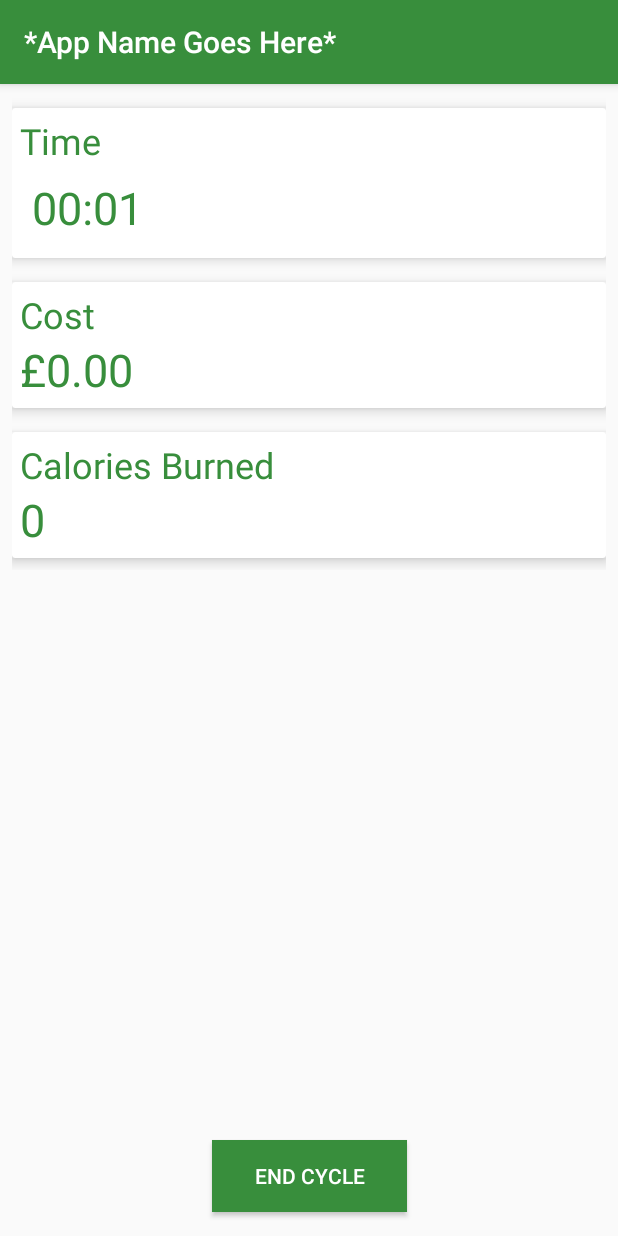
After one commit to gerardward3/mobhci, an Android app: the CycleProgressScreen screen opened directly, with no data from a screen before it, on a phone screen of 412 x 824 dp. The commit adds this screen. Run offline under Robolectric (Android 15) with nearby library versions, the phone set to English and light mode, and no system bars.

Commit message:
Adds cycle progress screen and updates colours.

```diff
--- a/app/build.gradle
+++ b/app/build.gradle
@@ -29,4 +29,5 @@ dependencies {
     testImplementation 'junit:junit:4.12'
     androidTestImplementation 'com.android.support.test:runner:1.0.2'
     androidTestImplementation 'com.android.support.test.espresso:espresso-core:3.0.2'
+    implementation 'com.android.support:cardview-v7:27.1.1'
 }
--- a/app/src/main/AndroidManifest.xml
+++ b/app/src/main/AndroidManifest.xml
@@ -38,7 +38,8 @@
         </activity>
         <activity android:name=".UnlockBike" />
         <activity android:name=".QrCodeScanner" />
-        <activity android:name=".CodeAcceptedScreen"></activity>
+        <activity android:name=".CodeAcceptedScreen" />
+        <activity android:name=".CycleProgressScreen"></activity>
     </application>
 
 </manifest>
--- a/app/src/main/java/com/example/teamnaji/mhci/CodeAcceptedScreen.java
+++ b/app/src/main/java/com/example/teamnaji/mhci/CodeAcceptedScreen.java
@@ -22,7 +22,7 @@ public class CodeAcceptedScreen extends AppCompatActivity {
         bikeCodeText.setText("Bike " + bikeCode + " unlocked!");
     }
 
-    public void launchHome(View v){
-        startActivity(new Intent(CodeAcceptedScreen.this, HomeActivity.class));
+    public void launchCycle(View v){
+        startActivity(new Intent(CodeAcceptedScreen.this, CycleProgressScreen.class));
     }
 }
--- /dev/null
+++ b/app/src/main/java/com/example/teamnaji/mhci/CycleProgressScreen.java
@@ -0,0 +1,24 @@
+package com.example.teamnaji.mhci;
+
+import android.content.Intent;
+import android.support.v7.app.AppCompatActivity;
+import android.os.Bundle;
+import android.view.View;
+import android.widget.Chronometer;
+
+public class CycleProgressScreen extends AppCompatActivity {
+
+    @Override
+    protected void onCreate(Bundle savedInstanceState) {
+        super.onCreate(savedInstanceState);
+        setContentView(R.layout.activity_cycle_progress_screen);
+
+        Chronometer timer = (Chronometer) findViewById(R.id.timer);
+
+        timer.start();
+    }
+
+    public void endCycle(View v){
+        startActivity(new Intent(CycleProgressScreen.this, HomeActivity.class));
+    }
+}
--- a/app/src/main/res/layout/activity_code_accepted_screen.xml
+++ b/app/src/main/res/layout/activity_code_accepted_screen.xml
@@ -17,6 +17,7 @@
         android:layout_marginRight="8dp"
         android:layout_marginBottom="8dp"
         android:text="Bike unlocked!"
+        android:textColor="@color/colorPrimary"
         app:layout_constraintBottom_toBottomOf="parent"
         app:layout_constraintEnd_toEndOf="parent"
         app:layout_constraintStart_toStartOf="parent"
@@ -39,7 +40,8 @@
 
     <Button
         android:id="@+id/button6"
-        android:layout_width="wrap_content"
+        style="@style/Widget.AppCompat.Button"
+        android:layout_width="130dp"
         android:layout_height="wrap_content"
         android:layout_marginStart="8dp"
         android:layout_marginLeft="8dp"
@@ -47,11 +49,14 @@
         android:layout_marginEnd="8dp"
         android:layout_marginRight="8dp"
         android:layout_marginBottom="8dp"
-        android:onClick="launchHome"
-        android:text="Home"
+        android:background="@color/colorPrimary"
+        android:onClick="launchCycle"
+        android:text="Begin journey"
+        android:textColor="@color/cardview_light_background"
         app:layout_constraintBottom_toBottomOf="parent"
         app:layout_constraintEnd_toEndOf="parent"
         app:layout_constraintStart_toStartOf="parent"
-        app:layout_constraintTop_toBottomOf="@+id/bikeCodeText" />
+        app:layout_constraintTop_toBottomOf="@+id/bikeCodeText"
+        app:layout_constraintVertical_bias="0.857" />
 
 </android.support.constraint.ConstraintLayout>
--- /dev/null
+++ b/app/src/main/res/layout/activity_cycle_progress_screen.xml
@@ -0,0 +1,168 @@
+<?xml version="1.0" encoding="utf-8"?>
+<android.support.constraint.ConstraintLayout xmlns:android="http://schemas.android.com/apk/res/android"
+    xmlns:app="http://schemas.android.com/apk/res-auto"
+    xmlns:tools="http://schemas.android.com/tools"
+    android:layout_width="match_parent"
+    android:layout_height="match_parent"
+    tools:context=".CycleProgressScreen"
+    tools:layout_editor_absoluteY="81dp">
+
+    <ScrollView
+        android:id="@+id/scrollView3"
+        android:layout_width="0dp"
+        android:layout_height="407dp"
+        android:layout_marginStart="8dp"
+        android:layout_marginLeft="8dp"
+        android:layout_marginTop="8dp"
+        android:layout_marginEnd="8dp"
+        android:layout_marginRight="8dp"
+        android:layout_marginBottom="8dp"
+        app:layout_constraintBottom_toTopOf="@+id/EndCycleButton"
+        app:layout_constraintEnd_toEndOf="parent"
+        app:layout_constraintHorizontal_bias="1.0"
+        app:layout_constraintStart_toStartOf="parent"
+        app:layout_constraintTop_toTopOf="parent"
+        app:layout_constraintVertical_bias="0.0">
+
+        <LinearLayout
+            android:layout_width="match_parent"
+            android:layout_height="wrap_content"
+            android:orientation="vertical">
+
+            <android.support.v7.widget.CardView
+                android:layout_width="match_parent"
+                android:layout_height="wrap_content"
+                android:layout_marginTop="8dp"
+                android:layout_marginBottom="8dp"
+                app:cardBackgroundColor="@color/cardview_light_background"
+                app:cardElevation="5dp"
+                app:contentPadding="5dp"
+                app:layout_constraintBottom_toBottomOf="parent"
+                app:layout_constraintTop_toTopOf="parent">
+
+                <LinearLayout
+                    android:layout_width="wrap_content"
+                    android:layout_height="match_parent"
+                    android:orientation="vertical">
+
+                    <TextView
+                        android:id="@+id/textView2"
+                        android:layout_width="wrap_content"
+                        android:layout_height="wrap_content"
+                        android:text="Time"
+                        android:textColor="@color/colorPrimary"
+                        android:textSize="24sp" />
+
+                    <Chronometer
+                        android:id="@+id/timer"
+                        android:layout_width="wrap_content"
+                        android:layout_height="wrap_content"
+                        android:layout_marginStart="8dp"
+                        android:layout_marginLeft="8dp"
+                        android:layout_marginTop="8dp"
+                        android:layout_marginEnd="8dp"
+                        android:layout_marginRight="8dp"
+                        android:layout_marginBottom="8dp"
+                        android:textColor="@color/colorPrimary"
+                        android:textSize="30sp"
+                        app:layout_constraintBottom_toBottomOf="parent"
+                        app:layout_constraintEnd_toEndOf="parent"
+                        app:layout_constraintStart_toStartOf="parent"
+                        app:layout_constraintTop_toTopOf="parent" />
+                </LinearLayout>
+
+            </android.support.v7.widget.CardView>
+
+            <android.support.v7.widget.CardView
+                android:layout_width="match_parent"
+                android:layout_height="wrap_content"
+                android:layout_marginTop="8dp"
+                android:layout_marginBottom="8dp"
+                app:cardBackgroundColor="@color/cardview_light_background"
+                app:cardElevation="5dp"
+                app:contentPadding="5dp"
+                app:layout_constraintBottom_toBottomOf="parent"
+                app:layout_constraintTop_toTopOf="parent">
+
+                <LinearLayout
+                    android:layout_width="match_parent"
+                    android:layout_height="match_parent"
+                    android:orientation="vertical">
+
+                    <TextView
+                        android:id="@+id/CostHeading"
+                        android:layout_width="wrap_content"
+                        android:layout_height="wrap_content"
+                        android:text="Cost"
+                        android:textColor="@color/colorPrimary"
+                        android:textSize="24sp" />
+
+                    <TextView
+                        android:id="@+id/textView14"
+                        android:layout_width="match_parent"
+                        android:layout_height="wrap_content"
+                        android:text="£0.00"
+                        android:textColor="@color/colorPrimary"
+                        android:textSize="30sp" />
+
+                </LinearLayout>
+
+            </android.support.v7.widget.CardView>
+
+            <android.support.v7.widget.CardView
+                android:layout_width="match_parent"
+                android:layout_height="wrap_content"
+                android:layout_marginTop="8dp"
+                android:layout_marginBottom="8dp"
+                app:cardElevation="5dp"
+                app:contentPadding="5dp"
+                app:layout_constraintBottom_toBottomOf="parent"
+                app:layout_constraintTop_toTopOf="parent">
+
+                <LinearLayout
+                    android:layout_width="match_parent"
+                    android:layout_height="match_parent"
+                    android:orientation="vertical">
+
+                    <TextView
+                        android:id="@+id/CaloriesHeading"
+                        android:layout_width="wrap_content"
+                        android:layout_height="wrap_content"
+                        android:text="Calories Burned"
+                        android:textColor="@color/colorPrimary"
+                        android:textSize="24sp" />
+
+                    <TextView
+                        android:id="@+id/CaloriesText"
+                        android:layout_width="match_parent"
+                        android:layout_height="wrap_content"
+                        android:text="0"
+                        android:textColor="@color/colorPrimary"
+                        android:textSize="30sp" />
+
+                </LinearLayout>
+
+            </android.support.v7.widget.CardView>
+
+        </LinearLayout>
+    </ScrollView>
+
+    <Button
+        android:id="@+id/EndCycleButton"
+        style="@style/Widget.AppCompat.Button"
+        android:layout_width="130dp"
+        android:layout_height="wrap_content"
+        android:layout_marginStart="8dp"
+        android:layout_marginLeft="8dp"
+        android:layout_marginEnd="8dp"
+        android:layout_marginRight="8dp"
+        android:layout_marginBottom="16dp"
+        android:background="@color/colorPrimary"
+        android:onClick="endCycle"
+        android:text="End Cycle"
+        android:textColor="@color/cardview_light_background"
+        app:layout_constraintBottom_toBottomOf="parent"
+        app:layout_constraintEnd_toEndOf="parent"
+        app:layout_constraintStart_toStartOf="parent" />
+
+</android.support.constraint.ConstraintLayout>
--- a/app/src/main/res/layout/activity_qr_code_scanner.xml
+++ b/app/src/main/res/layout/activity_qr_code_scanner.xml
@@ -27,7 +27,7 @@
     <TextView
         android:id="@+id/txtResult"
         android:layout_width="match_parent"
-        android:layout_height="15dp"
+        android:layout_height="25dp"
         android:layout_below="@id/cameraPreview"
         android:layout_centerHorizontal="true"
         android:layout_marginStart="8dp"
@@ -37,6 +37,7 @@
         android:layout_marginRight="8dp"
         android:gravity="center_horizontal"
         android:text="@string/result_text_default"
+        android:textColor="@color/colorPrimary"
         app:layout_constraintEnd_toEndOf="parent"
         app:layout_constraintStart_toStartOf="parent"
         app:layout_constraintTop_toBottomOf="@+id/cameraPreview" />
@@ -50,6 +51,7 @@
         android:gravity="center"
         android:hint="Enter code"
         android:inputType="number"
+        android:textColor="@color/colorPrimary"
         android:textSize="30sp"
         app:layout_constraintEnd_toEndOf="parent"
         app:layout_constraintStart_toStartOf="parent"
@@ -63,6 +65,7 @@
         android:layout_marginLeft="8dp"
         android:layout_marginTop="8dp"
         android:text="Scan QR Code"
+        android:textColor="@color/colorPrimary"
         android:textSize="24sp"
         app:layout_constraintStart_toStartOf="parent"
         app:layout_constraintTop_toTopOf="parent" />
@@ -73,6 +76,7 @@
         android:layout_height="wrap_content"
         android:layout_marginTop="16dp"
         android:text="OR"
+        android:textColor="@color/colorPrimary"
         android:textSize="30sp"
         app:layout_constraintEnd_toEndOf="parent"
         app:layout_constraintStart_toStartOf="parent"
--- a/app/src/main/res/values/colors.xml
+++ b/app/src/main/res/values/colors.xml
@@ -1,6 +1,6 @@
 <?xml version="1.0" encoding="utf-8"?>
 <resources>
-    <color name="colorPrimary">#111111</color>
+    <color name="colorPrimary">#388e3c</color>
     <color name="colorPrimaryDark">#111111</color>
     <color name="colorAccent">#D81B60</color>
 </resources>
```
Also changed, not shown: app/src/main/res/drawable/ic_check_circle_outline.png.
